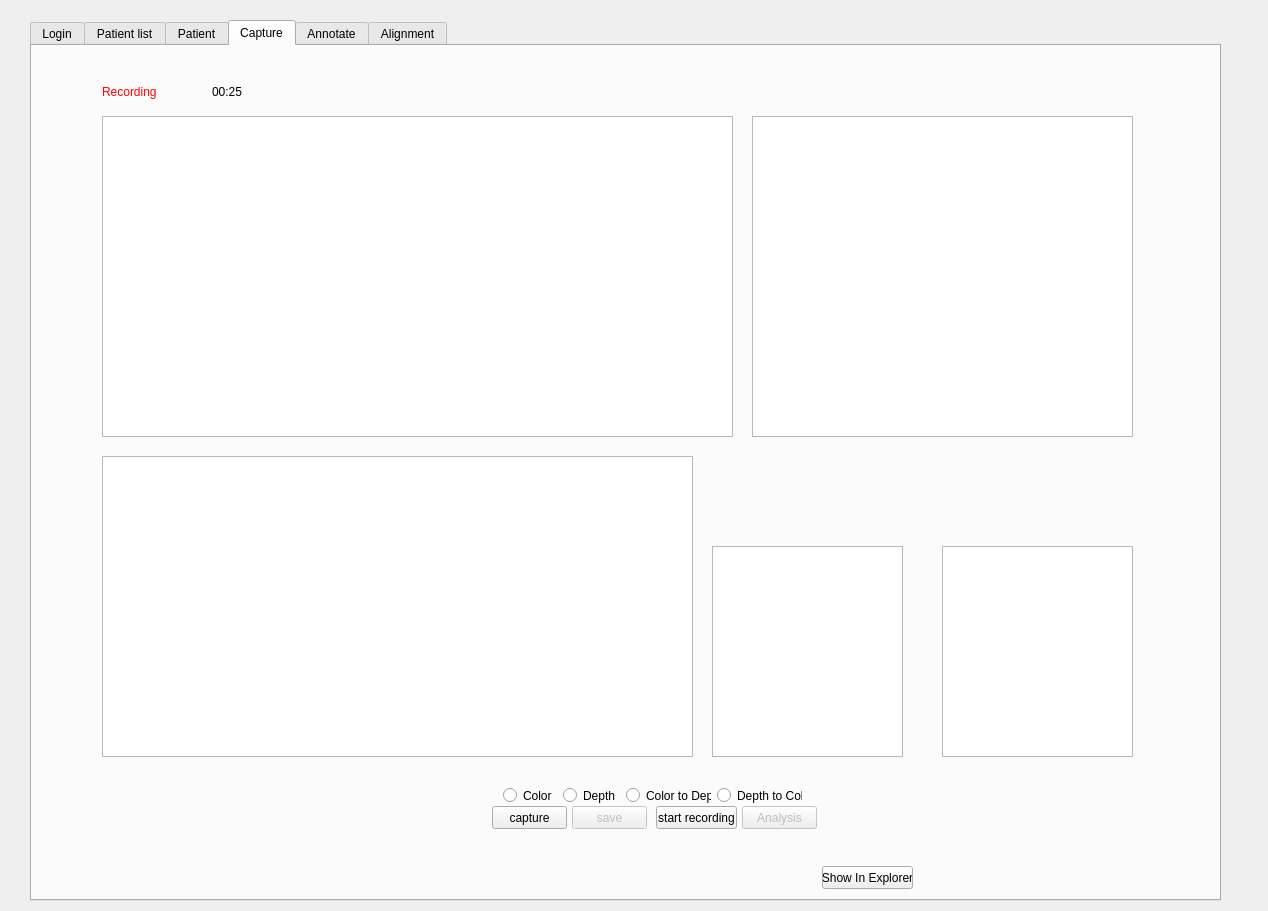
Qt form DesktopApp/desktopapp.ui (michaelfong2017/landmark-annotator-desktop) before a commit.
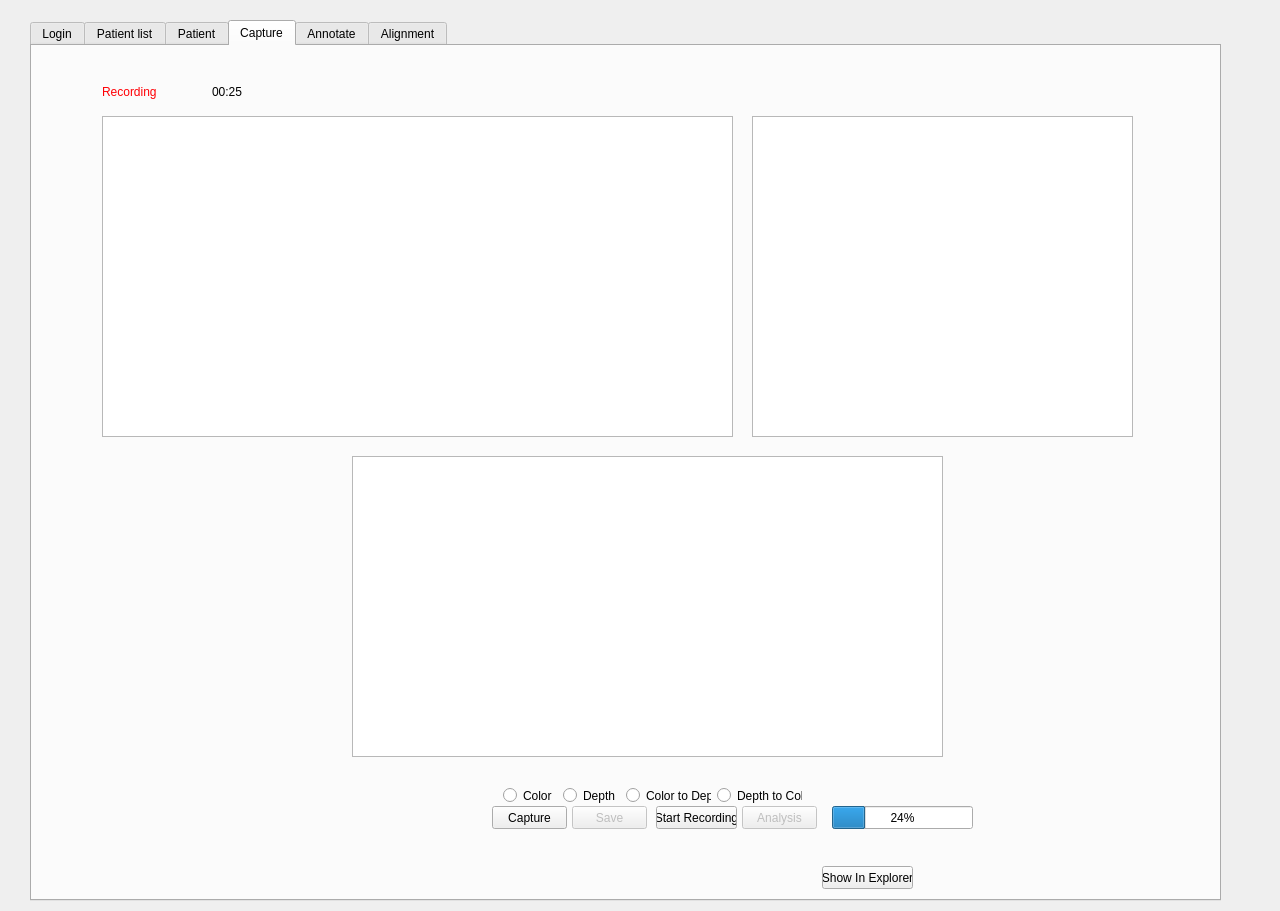
The same form after that commit. The open tabs and pages were chosen to show the change.

The edit to the form file:
```diff
--- a/DesktopApp/desktopapp.ui
+++ b/DesktopApp/desktopapp.ui
@@ -6,10 +6,16 @@
    <rect>
     <x>0</x>
     <y>0</y>
-    <width>1268</width>
+    <width>1280</width>
     <height>911</height>
    </rect>
   </property>
+  <property name="minimumSize">
+   <size>
+    <width>1280</width>
+    <height>720</height>
+   </size>
+  </property>
   <property name="windowTitle">
    <string>Wukong</string>
   </property>
@@ -276,13 +282,13 @@
       </rect>
      </property>
      <property name="text">
-      <string>capture</string>
+      <string>Capture</string>
      </property>
     </widget>
     <widget class="QGraphicsView" name="graphicsViewImage">
      <property name="geometry">
       <rect>
-       <x>70</x>
+       <x>320</x>
        <y>410</y>
        <width>591</width>
        <height>301</height>
@@ -305,7 +311,7 @@
       </rect>
      </property>
      <property name="text">
-      <string>save</string>
+      <string>Save</string>
      </property>
     </widget>
     <widget class="QWidget" name="layoutWidget">
@@ -377,45 +383,6 @@
       <string notr="true">QScrollBar {height:0px; width:0px;}</string>
      </property>
     </widget>
-    <widget class="QLabel" name="imuText">
-     <property name="geometry">
-      <rect>
-       <x>680</x>
-       <y>440</y>
-       <width>411</width>
-       <height>31</height>
-      </rect>
-     </property>
-     <property name="text">
-      <string/>
-     </property>
-     <property name="alignment">
-      <set>Qt::AlignCenter</set>
-     </property>
-    </widget>
-    <widget class="QGraphicsView" name="graphicsViewGyroscope">
-     <property name="geometry">
-      <rect>
-       <x>680</x>
-       <y>500</y>
-       <width>191</width>
-       <height>211</height>
-      </rect>
-     </property>
-     <property name="styleSheet">
-      <string notr="true">QScrollBar {height:0px; width:0px;}</string>
-     </property>
-    </widget>
-    <widget class="QGraphicsView" name="graphicsViewAccelerometer">
-     <property name="geometry">
-      <rect>
-       <x>910</x>
-       <y>500</y>
-       <width>191</width>
-       <height>211</height>
-      </rect>
-     </property>
-    </widget>
     <widget class="QLabel" name="saveInfoCaptureTab">
      <property name="geometry">
       <rect>
@@ -445,7 +412,7 @@
       </rect>
      </property>
      <property name="text">
-      <string>start recording</string>
+      <string>Start Recording</string>
      </property>
     </widget>
     <widget class="QLabel" name="recordingIndicatorText">
@@ -515,6 +482,19 @@
       <string>00:25</string>
      </property>
     </widget>
+    <widget class="QProgressBar" name="progressBar">
+     <property name="geometry">
+      <rect>
+       <x>800</x>
+       <y>760</y>
+       <width>141</width>
+       <height>23</height>
+      </rect>
+     </property>
+     <property name="value">
+      <number>24</number>
+     </property>
+    </widget>
    </widget>
    <widget class="QWidget" name="annotateTab">
     <attribute name="title">
```
Left out of the diff: 40 changed lines with no effect on the pictures.
